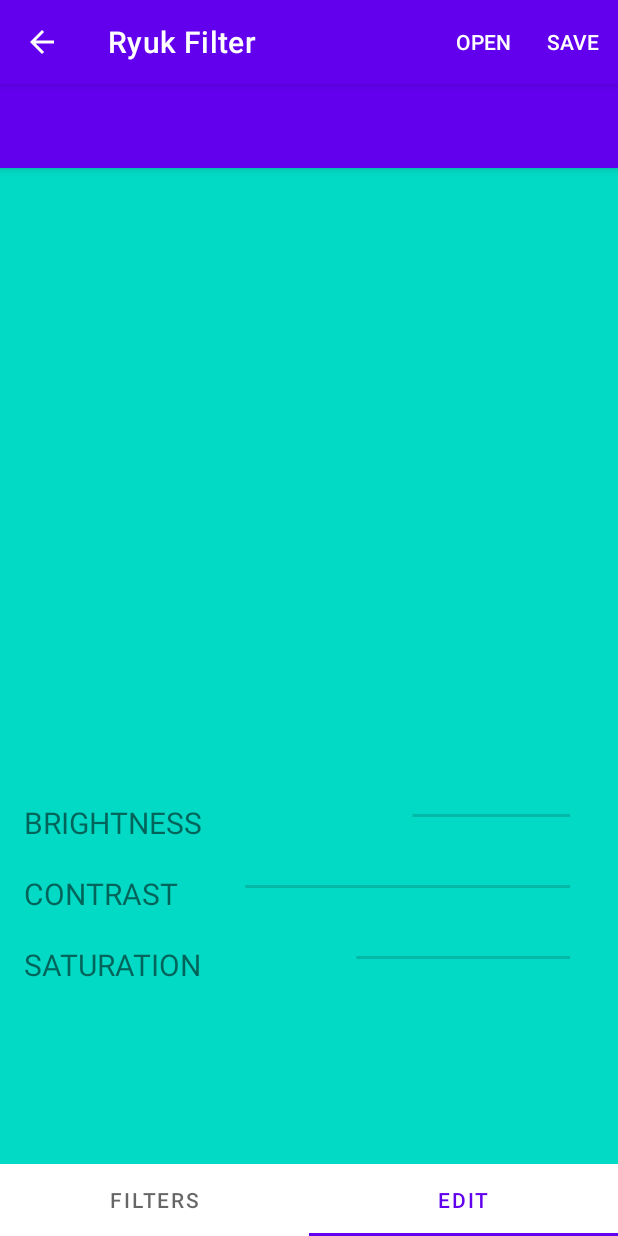
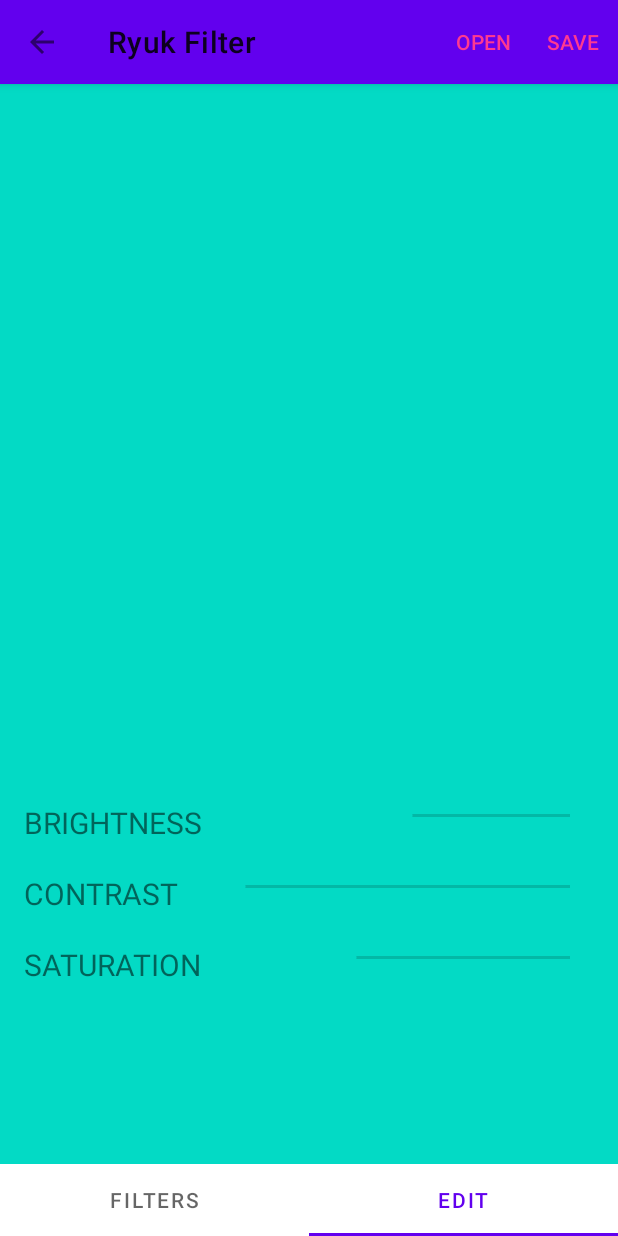
Before and after one commit to SurajPrajapati8424/Ryuk, an Android app: the screen it shows after launch (MainActivity), item 2 of the bottom bar chosen, on a phone screen of 412 x 824 dp. Run offline under Robolectric (Android 15) with nearby library versions, the phone set to English and light mode, and no system bars; libraries missing offline, so code that uses them is left out: com.karumi.dexter, com.zomato.photofilters; 5 statements that could not run were skipped.

Commit message:
Bug FIX 1: FILTER | EDIT Visible & Works Smooth

```diff
--- a/app/src/main/AndroidManifest.xml
+++ b/app/src/main/AndroidManifest.xml
@@ -13,7 +13,9 @@
         android:roundIcon="@mipmap/ic_launcher_round"
         android:supportsRtl="true"
         android:theme="@style/Theme.Ryuk">
-        <activity android:name=".MainActivity">
+        <activity android:name=".MainActivity"
+            android:theme="@style/Theme.Ryuk.NoActionBar.FullScreen"
+            >
             <intent-filter>
                 <action android:name="android.intent.action.MAIN" />
 
--- a/app/src/main/res/layout/activity_main.xml
+++ b/app/src/main/res/layout/activity_main.xml
@@ -1,5 +1,5 @@
 <?xml version="1.0" encoding="utf-8"?>
-<androidx.constraintlayout.widget.ConstraintLayout xmlns:android="http://schemas.android.com/apk/res/android"
+<androidx.coordinatorlayout.widget.CoordinatorLayout xmlns:android="http://schemas.android.com/apk/res/android"
     xmlns:app="http://schemas.android.com/apk/res-auto"
     xmlns:tools="http://schemas.android.com/tools"
     android:layout_width="match_parent"
@@ -11,7 +11,6 @@
     <com.google.android.material.appbar.AppBarLayout
         android:layout_width="match_parent"
         android:layout_height="wrap_content"
-        android:layout_marginTop="55dp"
         android:theme="@style/AppTheme.AppBarOverlay"
         app:layout_constraintBottom_toTopOf="@+id/include"
         app:layout_constraintEnd_toEndOf="parent"
@@ -33,4 +32,4 @@
         android:id="@+id/include"
         layout="@layout/content_main" />
 
-</androidx.constraintlayout.widget.ConstraintLayout>
+</androidx.coordinatorlayout.widget.CoordinatorLayout>
--- a/app/src/main/res/values/themes.xml
+++ b/app/src/main/res/values/themes.xml
@@ -14,7 +14,20 @@
         <!-- Customize your theme here. -->
     </style>
 
+    <style name="Theme.Ryuk.NoActionBar">
+        <item name="windowActionBar">false</item>
+        <item name="windowNoTitle">true</item>
+    </style>
+
+    <style name="Theme.Ryuk.NoActionBar.FullScreen">
+        <item name="windowActionBar">false</item>
+        <item name="windowNoTitle">true</item>
+        <item name="android:windowFullscreen">true</item>
+        <item name="android:actionMenuTextColor">@color/color_option_menue</item>
+    </style>
+
     <style name="AppTheme.AppBarOverlay" parent="ThemeOverlay.AppCompat.Light"/>
     <style name="AppTheme.PopupOverlay" parent="ThemeOverlay.AppCompat.Light"/>
 
+    <color name="color_option_menue">#ff3990</color>
 </resources>
```
Also changed, not shown: 1 other file.
